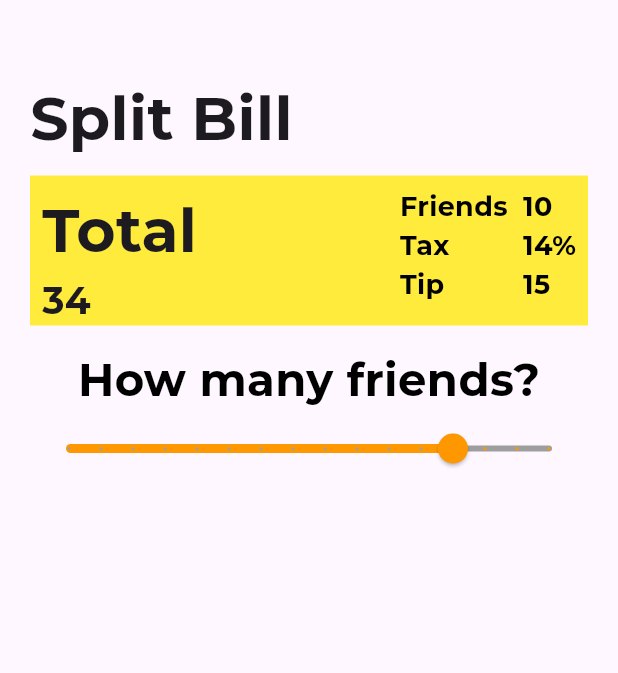
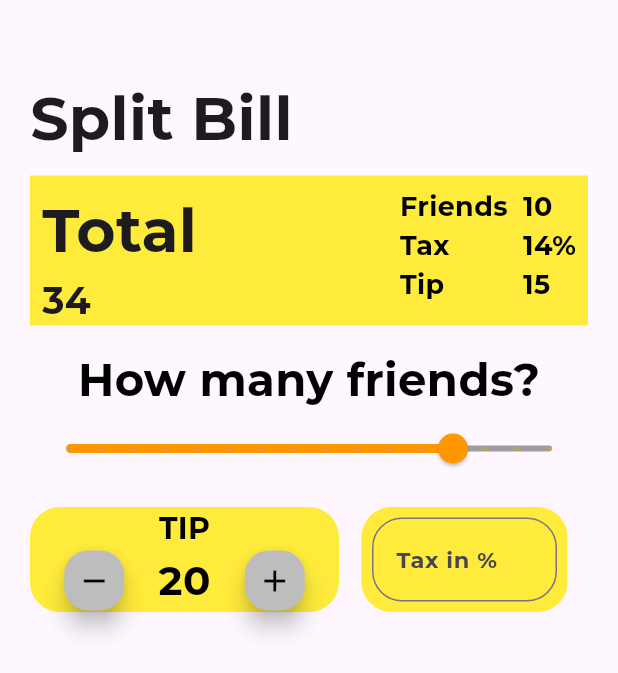
Before and after one commit to UildsonSantos/billsplit, a Flutter app: the screen it shows after launch, on a phone screen of 412 x 824 dp. Shown: the top 673 px of the screen. Run offline on Flutter 3.47's test engine with Material 3 defaults, Android fonts, the phone set to English and light mode, and no system bars; our stand-ins replace google_fonts.

Commit message:
widgets for tip and tax data

```diff
--- a/lib/page/home.dart
+++ b/lib/page/home.dart
@@ -107,6 +107,93 @@ class _BillSplitState extends State<BillSplit> {
               value: 12,
               onChanged: (value) {},
             ),
+            const SizedBox(height: 15),
+            Row(
+              children: [
+                Container(
+                  width: MediaQuery.of(context).size.width / 2,
+                  height: 70,
+                  decoration: BoxDecoration(
+                    color: Colors.yellow,
+                    borderRadius: BorderRadius.circular(20),
+                  ),
+                  child: Column(
+                    children: [
+                      Text(
+                        'TIP',
+                        style: GoogleFonts.montserrat(
+                          fontSize: 20,
+                          color: Colors.black,
+                          fontWeight: FontWeight.w700,
+                        ),
+                      ),
+                      Row(
+                        mainAxisAlignment: MainAxisAlignment.spaceEvenly,
+                        children: [
+                          SizedBox(
+                            width: 40,
+                            height: 40,
+                            child: FloatingActionButton(
+                              backgroundColor: Colors.grey[400],
+                              onPressed: () {},
+                              child: const Icon(
+                                Icons.remove,
+                                color: Colors.black,
+                              ),
+                            ),
+                          ),
+                          Text(
+                            '20',
+                            style: GoogleFonts.montserrat(
+                              fontSize: 27,
+                              color: Colors.black,
+                              fontWeight: FontWeight.w700,
+                            ),
+                          ),
+                          SizedBox(
+                            width: 40,
+                            height: 40,
+                            child: FloatingActionButton(
+                              backgroundColor: Colors.grey[400],
+                              onPressed: () {},
+                              child: const Icon(
+                                Icons.add,
+                                color: Colors.black,
+                              ),
+                            ),
+                          ),
+                        ],
+                      )
+                    ],
+                  ),
+                ),
+                const SizedBox(width: 15),
+                Container(
+                  width: MediaQuery.of(context).size.width / 3,
+                  height: 70,
+                  decoration: BoxDecoration(
+                    color: Colors.yellow,
+                    borderRadius: BorderRadius.circular(20),
+                  ),
+                  child: Padding(
+                    padding: const EdgeInsets.all(7.0),
+                    child: TextField(
+                      keyboardType: TextInputType.number,
+                      decoration: InputDecoration(
+                        border: OutlineInputBorder(
+                          borderRadius: BorderRadius.circular(20),
+                        ),
+                        labelText: 'Tax in %',
+                        labelStyle: GoogleFonts.montserrat(
+                          fontSize: 15,
+                          fontWeight: FontWeight.w700,
+                        ),
+                      ),
+                    ),
+                  ),
+                )
+              ],
+            )
           ],
         ),
       ),
```
